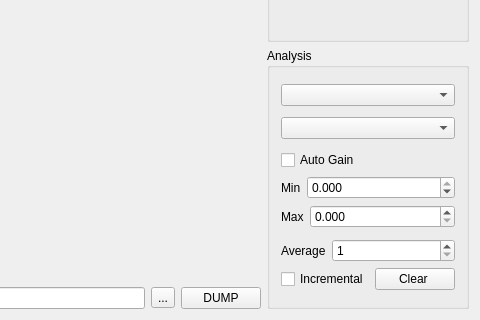
First picture: the form in modules/optics/odmr2danalysisform.ui, repository northriv/KAME, before the edit; both pictures show x 232 to 712 and y 231 to 551 of the 712 by 551 pixel window.
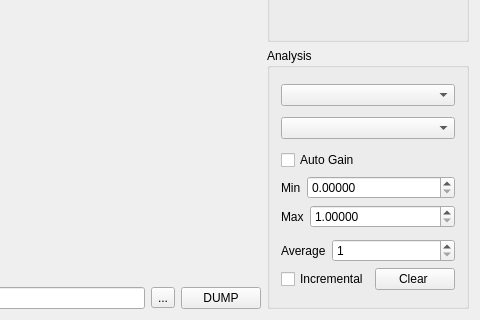
Second picture: the form after the edit. Custom widgets are drawn as their Qt base class.

What changed in the file:
```diff
--- a/modules/optics/odmr2danalysisform.ui
+++ b/modules/optics/odmr2danalysisform.ui
@@ -176,14 +176,14 @@
               <string/>
              </property>
              <property name="decimals">
-              <number>3</number>
+              <number>5</number>
              </property>
              <property name="minimum">
-              <double>-100.000000000000000</double>
-             </property>
-             <property name="maximum">
               <double>0.000000000000000</double>
              </property>
+             <property name="maximum">
+              <double>11000.000000000000000</double>
+             </property>
              <property name="singleStep">
               <double>0.010000000000000</double>
              </property>
@@ -215,10 +215,13 @@
               <string/>
              </property>
              <property name="decimals">
-              <number>3</number>
+              <number>5</number>
+             </property>
+             <property name="minimum">
+              <double>1.000000000000000</double>
              </property>
              <property name="maximum">
-              <double>100.000000000000000</double>
+              <double>12000.000000000000000</double>
              </property>
              <property name="singleStep">
               <double>0.010000000000000</double>
```
Left out of the diff: 4 changed lines with no effect on the pictures.
